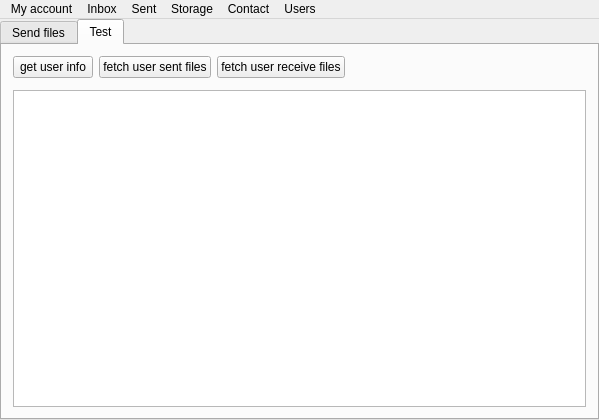
Before: the Qt Designer form DropSendClient/mainwindow.ui in redbox/Dropsend, drawn with Qt 5.
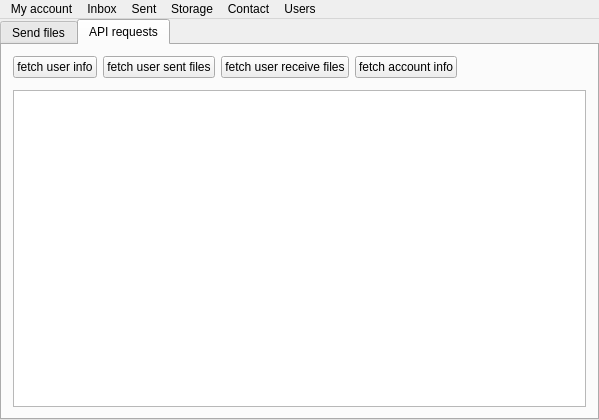
After: the same form once the commit is applied. The open tabs and pages were chosen to show the change.

Commit message: debughelper and some form validation is added

Patch:
```diff
--- a/DropSendClient/mainwindow.ui
+++ b/DropSendClient/mainwindow.ui
@@ -435,7 +435,7 @@
       </widget>
       <widget class="QWidget" name="tab_2">
        <attribute name="title">
-        <string>Test</string>
+        <string>API requests</string>
        </attribute>
        <layout class="QVBoxLayout" name="verticalLayout_4">
         <item>
@@ -453,7 +453,7 @@
               <item>
                <widget class="QPushButton" name="pushButton_6">
                 <property name="text">
-                 <string>get user info</string>
+                 <string>fetch user info</string>
                 </property>
                </widget>
               </item>
@@ -471,6 +471,13 @@
                 </property>
                </widget>
               </item>
+              <item>
+               <widget class="QPushButton" name="pushButton_5">
+                <property name="text">
+                 <string>fetch account info</string>
+                </property>
+               </widget>
+              </item>
               <item>
                <spacer name="horizontalSpacer_8">
                 <property name="orientation">
```
Left out of the diff: 15 changed lines with no effect on the pictures. The commit also changes 5 other files.
